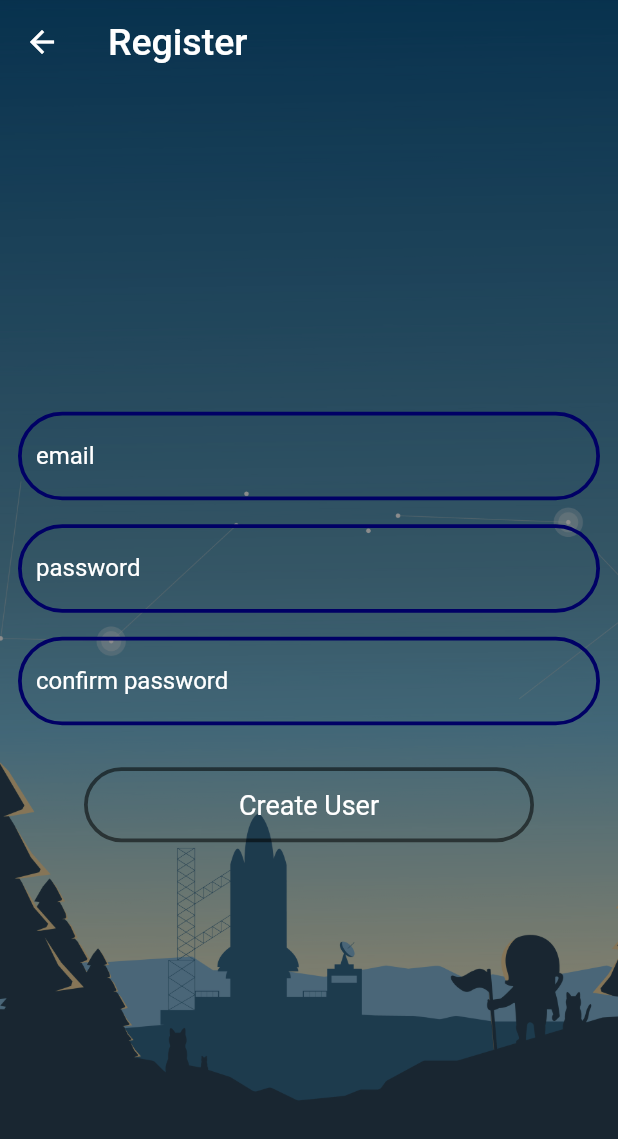
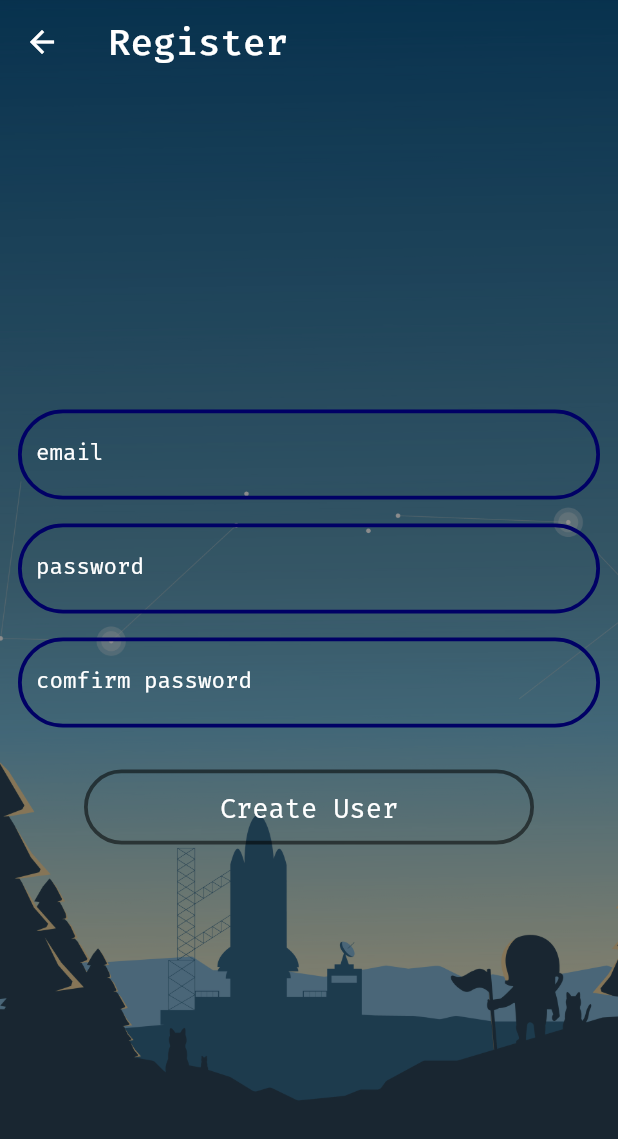
Before and after one commit to bookbang285/Project_Flutter, a Flutter app: the register screen opened directly, after a tap on "Create User", on a phone screen of 412 x 824 dp. Shown: the top 1139 px of the screen. Run offline on Flutter 3.47's test engine with Material 2 defaults, Android fonts, the phone set to English and light mode, and no system bars; our stand-ins replace cloud_firestore, firebase_auth, firebase_core, flutter_easyloading; accounts and stored records are empty; network calls fail.

Commit message:
edit fonts etc.

```diff
--- a/lib/component/register.dart
+++ b/lib/component/register.dart
@@ -21,6 +21,41 @@ class _nameState extends State<register> {
   String password;
   String password2;
 
+  void changes(String test, String mode) {
+    if (mode == "email")
+      email = test;
+    else if (mode == "password")
+      password = test;
+    else if (mode == "password2") password2 = test;
+  }
+
+  Widget textfield1(String text, String func, bool obscure) {
+    return TextField(
+      style: TextStyle(
+        color: Colors.white,
+        fontFamily: 'FiraCode',
+        fontSize: 15,
+      ),
+      onChanged: (word) => changes(word, '$func'),
+      //onChanged: (pass) => password = pass,
+      obscureText: obscure,
+      decoration: InputDecoration(
+        enabledBorder: OutlineInputBorder(
+            borderSide: BorderSide(color: HexColor("000065"), width: 2.5),
+            borderRadius: BorderRadius.circular(30)),
+        focusedBorder: OutlineInputBorder(
+          borderSide: BorderSide(color: HexColor("000065"), width: 2.5),
+          borderRadius: BorderRadius.circular(30),
+        ),
+        labelText: '$text',
+        labelStyle: TextStyle(
+          color: Colors.white,
+          fontFamily: 'FiraCode',
+        ),
+      ),
+    );
+  }
+
   @override
   Widget build(BuildContext context) {
     return Scaffold(
@@ -29,6 +64,7 @@ class _nameState extends State<register> {
           'Register',
           style: TextStyle(
             fontSize: 25,
+            fontFamily: 'FiraCode',
           ),
         ),
         backgroundColor: Colors.transparent,
@@ -50,58 +86,11 @@ class _nameState extends State<register> {
               padding: EdgeInsets.all(12),
               child: Column(
                 children: [
-                  TextField(
-                    style: TextStyle(color: Colors.white),
-                    onChanged: (mail) => email = mail,
-                    decoration: InputDecoration(
-                        enabledBorder: OutlineInputBorder(
-                            borderSide: BorderSide(
-                                color: HexColor("000065"), width: 2.5),
-                            borderRadius: BorderRadius.circular(30)),
-                        focusedBorder: OutlineInputBorder(
-                          borderSide:
-                              BorderSide(color: HexColor("000065"), width: 2.5),
-                          borderRadius: BorderRadius.circular(30),
-                        ),
-                        labelText: 'email',
-                        labelStyle: TextStyle(color: Colors.white)),
-                  ),
+                  textfield1('email', "email", false),
                   Text(""),
-                  TextField(
-                    style: TextStyle(color: Colors.white),
-                    onChanged: (pass) => password = pass,
-                    obscureText: true,
-                    decoration: InputDecoration(
-                        enabledBorder: OutlineInputBorder(
-                            borderSide: BorderSide(
-                                color: HexColor("000065"), width: 2.5),
-                            borderRadius: BorderRadius.circular(30)),
-                        focusedBorder: OutlineInputBorder(
-                          borderSide:
-                              BorderSide(color: HexColor("000065"), width: 2.5),
-                          borderRadius: BorderRadius.circular(30),
-                        ),
-                        labelText: 'password',
-                        labelStyle: TextStyle(color: Colors.white)),
-                  ),
+                  textfield1('password', "password", true),
                   Text(""),
-                  TextField(
-                    style: TextStyle(color: Colors.white),
-                    onChanged: (pass) => password2 = pass,
-                    obscureText: true,
-                    decoration: InputDecoration(
-                        enabledBorder: OutlineInputBorder(
-                            borderSide: BorderSide(
-                                color: HexColor("000065"), width: 2.5),
-                            borderRadius: BorderRadius.circular(30)),
-                        focusedBorder: OutlineInputBorder(
-                          borderSide:
-                              BorderSide(color: HexColor("000065"), width: 2.5),
-                          borderRadius: BorderRadius.circular(30),
-                        ),
-                        labelText: 'confirm password',
-                        labelStyle: TextStyle(color: Colors.white)),
-                  )
+                  textfield1('comfirm password', "password2", true),
                 ],
               ),
             ),
@@ -122,14 +111,18 @@ class _nameState extends State<register> {
     return Container(
         constraints: BoxConstraints.expand(width: 300, height: 50),
         child: InkWell(
-          child: Text("Create User",
-              textAlign: TextAlign.center,
-              style: TextStyle(fontSize: 18, color: Colors.white)),
+          child: Text(
+            "Create User",
+            textAlign: TextAlign.center,
+            style: TextStyle(
+              fontSize: 18,
+              color: Colors.white,
+              fontFamily: 'FiraCode',
+            ),
+          ),
           onTap: () async {
-            if (password.isEmpty || password.isEmpty || email.isEmpty) {
-              EasyLoading.showInfo("asdasd");
-            } else if (password != password2) {
-              EasyLoading.showInfo("asdasd");
+            if (password != password2) {
+              EasyLoading.showInfo("password is not matched");
             } else
               await createUser();
           },
--- a/lib/component/sec.dart
+++ b/lib/component/sec.dart
@@ -52,7 +52,10 @@ class _nameState extends State<sec> {
         final user = snap.data;
         return Text(
           '${user.email}',
-          style: TextStyle(color: Colors.white),
+          style: TextStyle(
+            color: Colors.white,
+            fontFamily: 'FiraCode',
+          ),
         );
       },
     ),
--- a/pubspec.yaml
+++ b/pubspec.yaml
@@ -59,6 +59,12 @@ flutter:
     - assets/
     - assets/images/
     - assets/images/backc.png
+  fonts:
+    - family: FiraCode
+      fonts :
+        - asset : fonts/FiraCode-Regular.ttf
+        - asset : fonts/FiraCode-Light.ttf
+        - asset : fonts/FiraCode-Bold.ttf
 
   # An image asset can refer to one or more resolution-specific "variants", see
   # https://flutter.dev/assets-and-images/#resolution-aware.
```
Also changed, not shown: fonts/FiraCode-Bold.ttf (added), fonts/FiraCode-Light.ttf (added), fonts/FiraCode-Regular.ttf (added), 1 other file.
